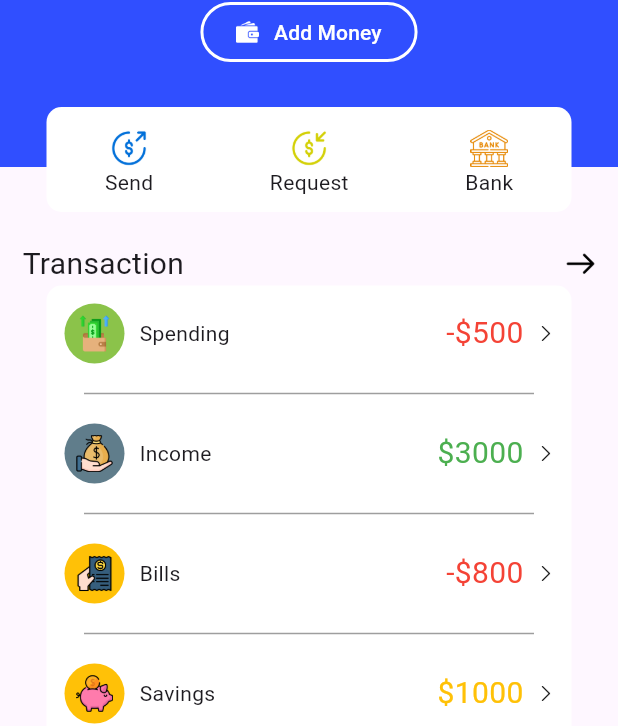
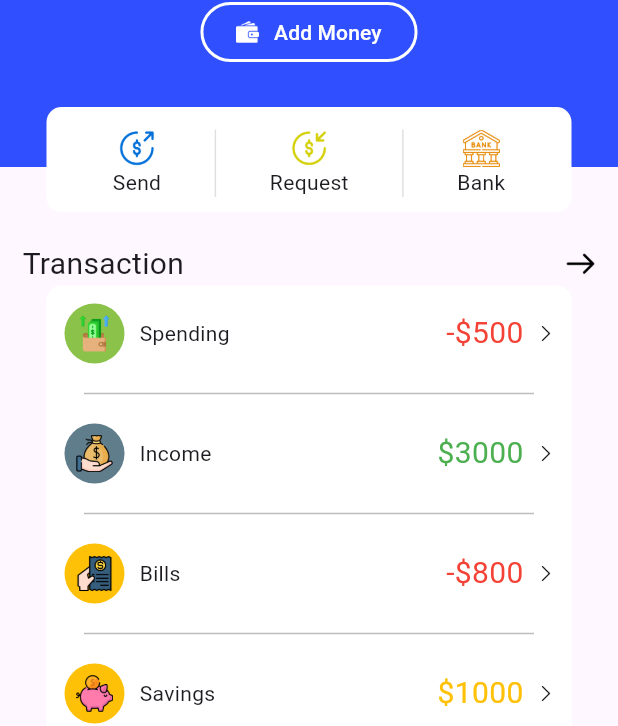
Before and after one commit to hoangduc-pham/UiWallet, a Flutter app: the screen it shows after launch, on a phone screen of 412 x 824 dp. Shown: the part 358-1084 px from the top of the screen. Run offline on Flutter 3.47's test engine with Material 3 defaults, Android fonts, the phone set to English and light mode, and no system bars.

Commit message:
First cm

```diff
--- a/lib/HomePage.dart
+++ b/lib/HomePage/HomePageScreen.dart
@@ -1,6 +1,7 @@
 import 'package:flutter/material.dart';
 
-import 'common/app_img.dart';
+import '../ProfilePage/ProfilePageScreen.dart';
+import '../common/app_img.dart';
 
 class HomePage extends StatefulWidget {
   const HomePage({super.key});
@@ -77,15 +78,15 @@ class _HomePageState extends State<HomePage> {
                   ),
                 ]),
               ),
-              SizedBox(height: 15),
+              const SizedBox(height: 15),
               DropdownButton<String>(
                 alignment: Alignment.center,
                 dropdownColor: Colors.blueGrey,
-                hint: Text("Chọn quốc gia"),
-                style: TextStyle(color: Colors.white),
+                hint: const Text("Chọn quốc gia"),
+                style: const TextStyle(color: Colors.white),
                 value: selectedValue,
-                icon: Icon(Icons.arrow_drop_down, color: Colors.white),
-                underline: SizedBox(),
+                icon: const Icon(Icons.arrow_drop_down, color: Colors.white),
+                underline: const SizedBox(),
                 onChanged: (String? newValue) {
                   setState(() {
                     selectedValue = newValue;
@@ -102,7 +103,7 @@ class _HomePageState extends State<HomePage> {
                           height: 24,
                           width: 24,
                         ),
-                        SizedBox(width: 8),
+                        const SizedBox(width: 8),
                         Text(item['text']!),
                       ],
                     ),
@@ -156,12 +157,22 @@ class _HomePageState extends State<HomePage> {
             borderRadius: BorderRadius.circular(10),
           ),
           child: Padding(
-            padding: const EdgeInsets.only(top: 15),
+            padding: const EdgeInsets.only(top: 15, left: 30, right: 30),
             child: Row(
               mainAxisAlignment: MainAxisAlignment.spaceAround,
               children: [
                 _columnCard(text: "Send", imagePath: AppImage.iconMoney),
+                VerticalDivider(
+                  color: Colors.grey.shade300,
+                  thickness: 1,
+                  endIndent: 10,
+                ),
                 _columnCard(text: "Request", imagePath: AppImage.iconRequest),
+                VerticalDivider(
+                  color: Colors.grey.shade300,
+                  thickness: 1,
+                  endIndent: 10,
+                ),
                 _columnCard(text: "Bank", imagePath: AppImage.iconBank),
               ],
             ),
@@ -295,10 +306,18 @@ class _HomePageState extends State<HomePage> {
                     height: 25,
                     width: 25,
                   ),
-                  Image.asset(
-                    AppImage.iconUserNoColor,
-                    height: 25,
-                    width: 25,
+                  InkWell(
+                    onTap: () {
+                      Navigator.push(
+                        context,
+                        MaterialPageRoute(builder: (context) => const ProfilePage()),
+                      );
+                    },
+                    child: Image.asset(
+                      AppImage.iconUserNoColor,
+                      height: 25,
+                      width: 25,
+                    ),
                   ),
                 ],
               ),
@@ -313,7 +332,7 @@ class _HomePageState extends State<HomePage> {
     return const SizedBox(
                   width: 300,
                   child: Divider(
-                    color: Colors.grey,
+                    color: Color(0xFFBDBDBD),
                     thickness: 1,
                   ),
                 );
--- a/lib/common/app_img.dart
+++ b/lib/common/app_img.dart
@@ -24,4 +24,6 @@ class AppImage {
   static const String iconUser = 'assets/user2.png';
   static const String iconVietNam = 'assets/vietnamIcon.png';
   static const String iconWallet = 'assets/wallet-filled-money-tool.png';
+  static const String iconAvatar = 'assets/demo.jpg';
+  static const String iconEdit = 'assets/edit.png';
 }
--- a/lib/main.dart
+++ b/lib/main.dart
@@ -1,6 +1,6 @@
 import 'package:flutter/material.dart';
 
-import 'HomePage.dart';
+import 'HomePage/HomePageScreen.dart';
 
 void main() {
   runApp(const MyApp());
```
Also changed, not shown: lib/ProfilePage/ProfilePageScreen.dart (added, +208 -0 lines), assets/demo.jpg (added), assets/edit.png (added).
